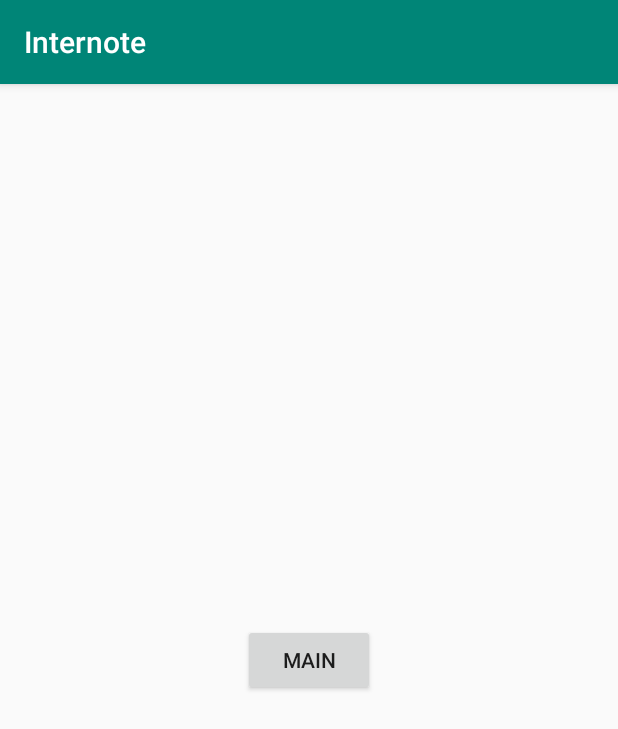
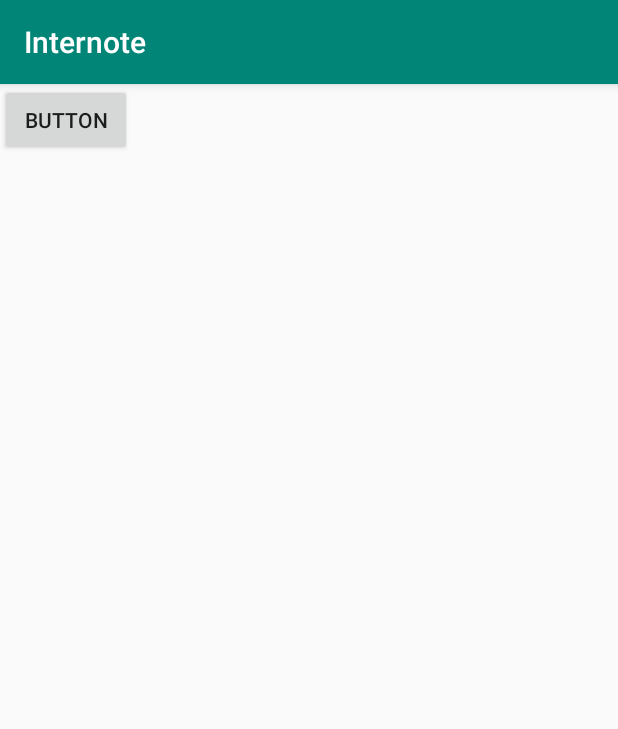
Before and after one commit to WeeDLY/Internote, an Android app: the screen it shows after launch (LoginActivity), on a phone screen of 412 x 824 dp. Shown: the top 729 px of the screen. Run offline under Robolectric (Android 15) with nearby library versions, the phone set to English and light mode, and no system bars.

```diff
--- a/app/src/main/AndroidManifest.xml
+++ b/app/src/main/AndroidManifest.xml
@@ -18,6 +18,7 @@
                 <category android:name="android.intent.category.LAUNCHER" />
             </intent-filter>
         </activity>
+        <activity android:name=".MainActivity"/>
     </application>
 
 </manifest>
--- a/app/src/main/res/layout/activity_login.xml
+++ b/app/src/main/res/layout/activity_login.xml
@@ -7,17 +7,11 @@
     tools:context=".LoginActivity">
 
     <Button
-        android:id="@+id/btnMain"
+        android:id="@+id/button"
         android:layout_width="wrap_content"
         android:layout_height="wrap_content"
-        android:layout_marginStart="8dp"
-        android:layout_marginTop="8dp"
-        android:layout_marginEnd="8dp"
-        android:layout_marginBottom="8dp"
-        android:onClick="BtnMain"
-        android:text="Main"
-        app:layout_constraintBottom_toBottomOf="parent"
-        app:layout_constraintEnd_toEndOf="parent"
-        app:layout_constraintStart_toStartOf="parent"
-        app:layout_constraintTop_toTopOf="parent" />
+        android:onClick="BtnStartMain"
+        android:text="Button"
+        tools:layout_editor_absoluteX="81dp"
+        tools:layout_editor_absoluteY="144dp" />
 </android.support.constraint.ConstraintLayout>
```
Also changed, not shown: app/src/main/java/no/hiof/internote/internote/LoginActivity.java (+3 -5 lines), app/src/main/java/no/hiof/internote/internote/MainActivity.java (+8 -20 lines), app/src/main/res/layout/activity_main.xml (+9 -0 lines), app/build.gradle (line endings or trailing spaces).
